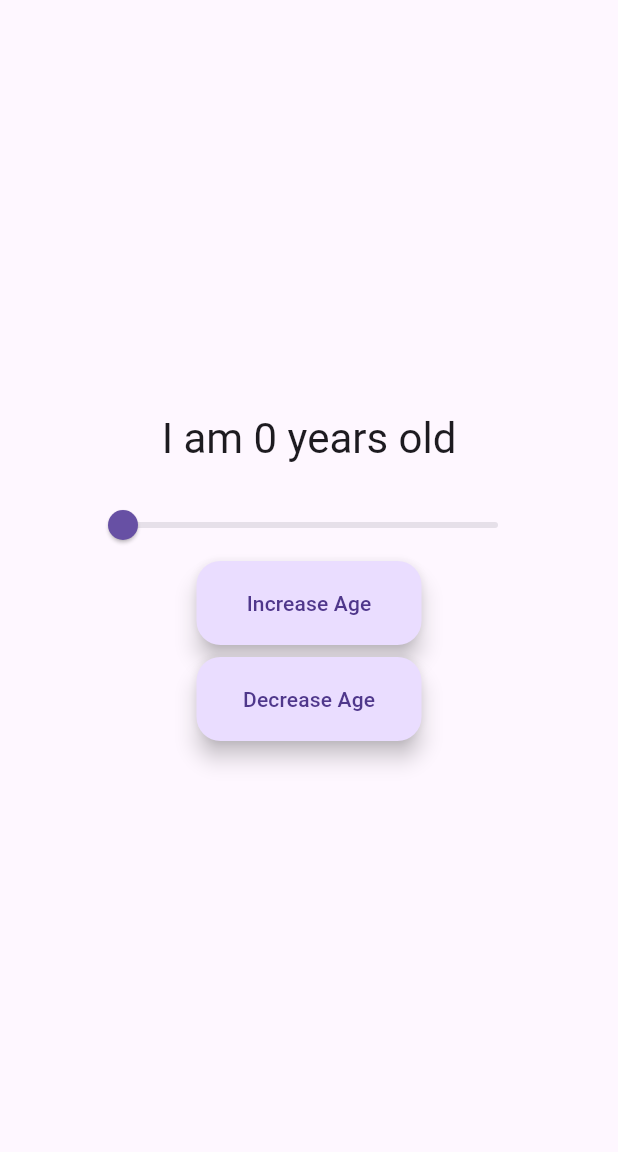
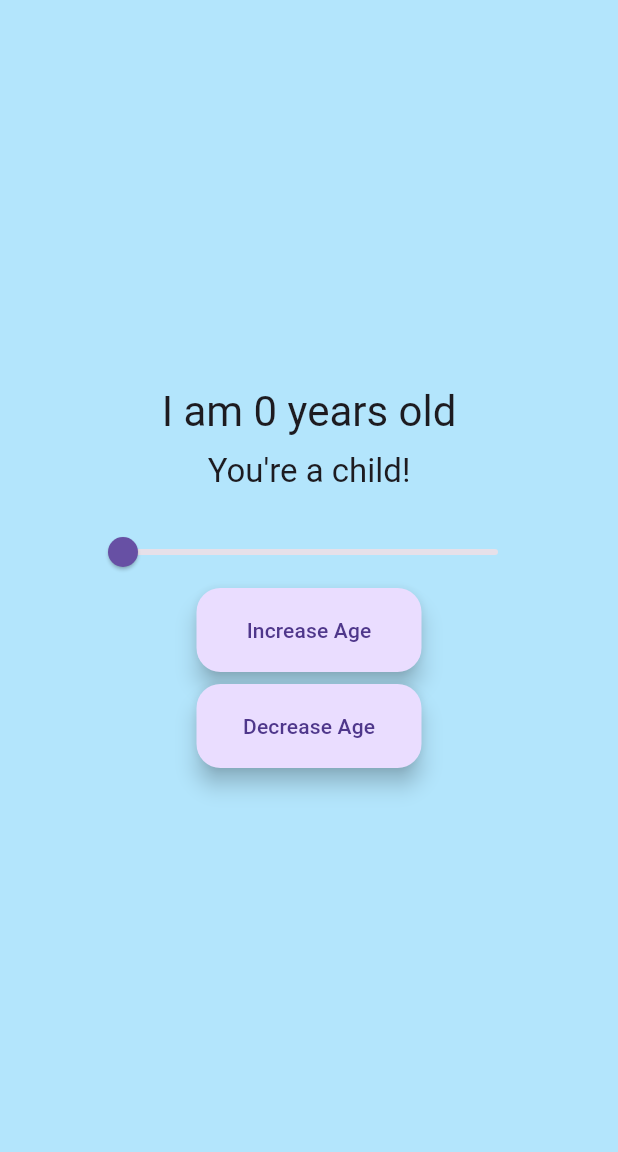
Before and after one commit to Mclovin7291/Counter-App, a Flutter app: the screen it shows after launch, on a phone screen of 412 x 824 dp, the part 84-1236 px from its top. Run offline on Flutter 3.47's test engine with Material 3 defaults, Android fonts, the phone set to English and light mode, and no system bars; missing offline and left inert: window_size.

Commit message:
added back the message and the background color

```diff
--- a/lib/main.dart
+++ b/lib/main.dart
@@ -120,9 +120,38 @@ class _MyHomePageState extends State<MyHomePage> {
     });
   }
 
+  String getMessage() {
+    if (age <= 12) {
+      return "You're a child!";
+    } else if (age <= 19) {
+      return "Teenager time!";
+    } else if (age <= 30) {
+      return "You're a young adult!";
+    } else if (age <= 50) {
+      return "You're an adult now!";
+    } else {
+      return "Golden years!";
+    }
+  }
+
+  Color getBackgroundColor() {
+    if (age <= 12) {
+      return Colors.lightBlue[100]!;
+    } else if (age <= 19) {
+      return Colors.lightGreen[100]!;
+    } else if (age <= 30) {
+      return Colors.yellow[100]!;
+    } else if (age <= 50) {
+      return Colors.orange[100]!;
+    } else {
+      return Colors.grey[100]!;
+    }
+  }
+
   @override
   Widget build(BuildContext context) {
     return Scaffold(
+      backgroundColor: getBackgroundColor(),
       appBar: AppBar(
         title: const Text('Age Counter'),
       ),
@@ -136,6 +165,11 @@ class _MyHomePageState extends State<MyHomePage> {
                 Text(
                   'I am $age years old',
                   style: Theme.of(context).textTheme.headlineMedium,
+                ),
+                const SizedBox(height: 8),
+                Text(
+                  getMessage(),
+                  style: Theme.of(context).textTheme.titleLarge,
                 ),
                 const SizedBox(height: 16),
                 SizedBox(
```
